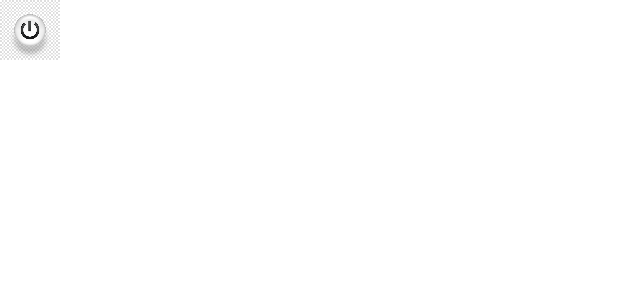
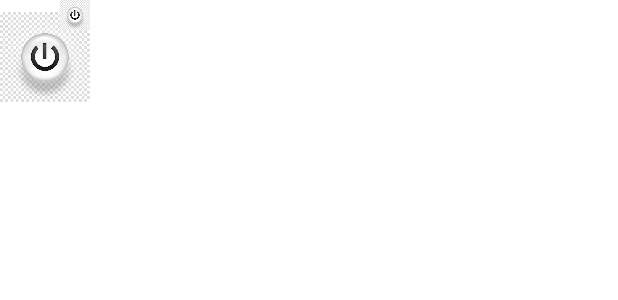
Before and after one commit to nguyenlang/AllMyBackup, an Android app: the layout layout_floating_widget.xml on its own in the app's theme, with its tools: preview values and no code run, on a phone screen of 412 x 824 dp. Shown: the top 300 px of the screen. Run offline under Robolectric (Android 15) with nearby library versions, the phone set to English and light mode, and no system bars.

Commit message:
Update Floating Wiget

```diff
--- a/FloatingWiget/app/src/main/res/layout/layout_floating_widget.xml
+++ b/FloatingWiget/app/src/main/res/layout/layout_floating_widget.xml
@@ -11,12 +11,99 @@
         android:layout_width="wrap_content"
         android:layout_height="wrap_content"
         tools:ignore="UselessParent">
-        <ImageView
-            android:id="@+id/btnCLose"
-            android:layout_width="40dp"
-            android:layout_height="40dp"
-            android:src="@drawable/ic_close"
-            tools:ignore="ContentDescription"/>
 
+        <!--View while view is collapsed-->
+        <RelativeLayout
+            android:id="@+id/collapse_view"
+            android:layout_width="wrap_content"
+            android:visibility="visible"
+            android:layout_height="wrap_content"
+            android:orientation="vertical">
+
+            <!--Icon of floating widget -->
+            <ImageView
+                android:id="@+id/collapsed_iv"
+                android:layout_width="60dp"
+                android:layout_height="60dp"
+                android:layout_marginTop="8dp"
+                android:src="@drawable/ic_close"
+                tools:ignore="ContentDescription"/>
+
+            <!--Close button-->
+            <ImageView
+                android:id="@+id/close_btn"
+                android:layout_width="20dp"
+                android:layout_height="20dp"
+                android:layout_marginLeft="40dp"
+                android:src="@drawable/ic_close"
+                tools:ignore="ContentDescription"/>
+        </RelativeLayout>
+
+        <!--View while view is expanded-->
+<!--        <LinearLayout-->
+<!--            android:id="@+id/expanded_container"-->
+<!--            android:layout_width="wrap_content"-->
+<!--            android:layout_height="wrap_content"-->
+<!--            android:background="#F8BBD0"-->
+<!--            android:visibility="gone"-->
+<!--            android:orientation="horizontal"-->
+<!--            android:padding="8dp">-->
+
+<!--            &lt;!&ndash;Album image for the song currently playing.&ndash;&gt;-->
+<!--            <ImageView-->
+<!--                android:layout_width="80dp"-->
+<!--                android:layout_height="80dp"-->
+<!--                android:src="@drawable/ic_close"-->
+<!--                tools:ignore="ContentDescription"/>-->
+
+<!--            &lt;!&ndash;Previous button&ndash;&gt;-->
+<!--            <ImageView-->
+<!--                android:id="@+id/prev_btn"-->
+<!--                android:layout_width="30dp"-->
+<!--                android:layout_height="30dp"-->
+<!--                android:layout_gravity="center_vertical"-->
+<!--                android:layout_marginLeft="20dp"-->
+<!--                android:src="@mipmap/ic_close"-->
+<!--                tools:ignore="ContentDescription"/>-->
+
+<!--            &lt;!&ndash;Play button&ndash;&gt;-->
+<!--            <ImageView-->
+<!--                android:id="@+id/play_btn"-->
+<!--                android:layout_width="50dp"-->
+<!--                android:layout_height="50dp"-->
+<!--                android:layout_gravity="center_vertical"-->
+<!--                android:layout_marginLeft="10dp"-->
+<!--                android:src="@mipmap/ic_close"-->
+<!--                tools:ignore="ContentDescription"/>-->
+
+<!--            &lt;!&ndash;Next button&ndash;&gt;-->
+<!--            <ImageView-->
+<!--                android:id="@+id/next_btn"-->
+<!--                android:layout_width="30dp"-->
+<!--                android:layout_height="30dp"-->
+<!--                android:layout_gravity="center_vertical"-->
+<!--                android:layout_marginLeft="10dp"-->
+<!--                android:src="@mipmap/ic_close"-->
+<!--                tools:ignore="ContentDescription"/>-->
+
+<!--            <RelativeLayout-->
+<!--                android:layout_width="wrap_content"-->
+<!--                android:layout_height="match_parent"-->
+<!--                android:orientation="vertical">-->
+
+<!--                <ImageView-->
+<!--                    android:id="@+id/close_button"-->
+<!--                    android:layout_width="20dp"-->
+<!--                    android:layout_height="20dp"-->
+<!--                    android:src="@drawable/ic_close"/>-->
+
+<!--                <ImageView-->
+<!--                    android:id="@+id/open_button"-->
+<!--                    android:layout_width="20dp"-->
+<!--                    android:layout_height="20dp"-->
+<!--                    android:layout_alignParentBottom="true"-->
+<!--                    android:src="@drawable/ic_close"/>-->
+<!--            </RelativeLayout>-->
+<!--        </LinearLayout>-->
     </RelativeLayout>
 </FrameLayout>
```
Also changed, not shown: FloatingWiget/app/src/main/java/com/example/floatingwiget/FloatingViewService.java (+98 -0 lines).
